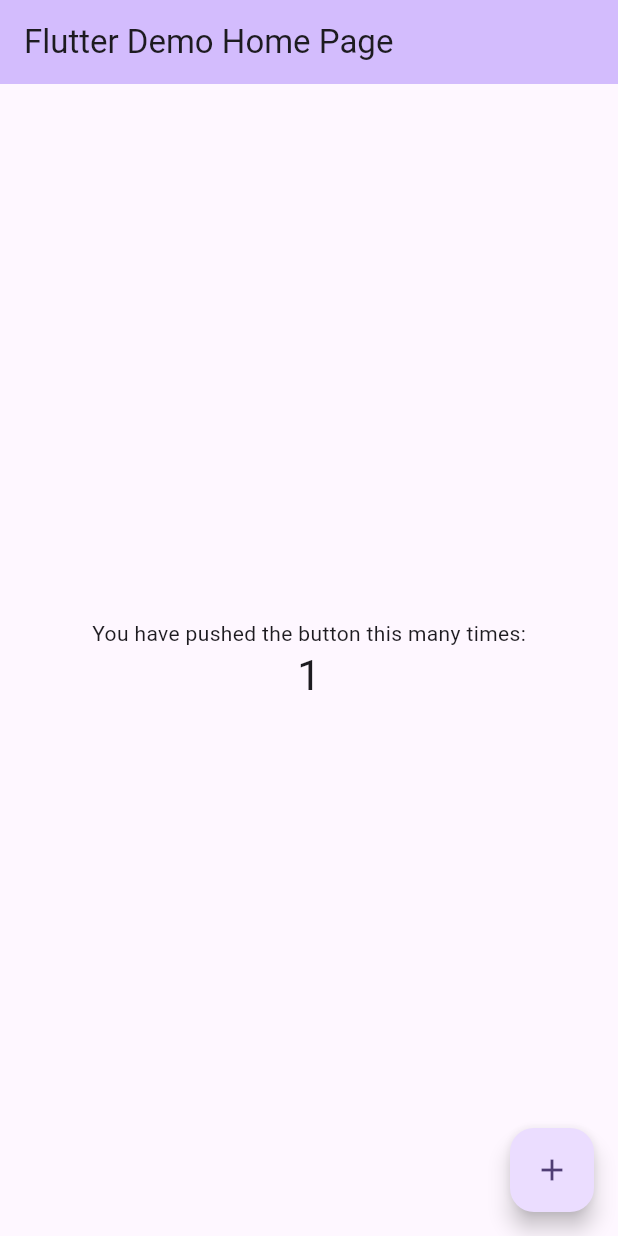
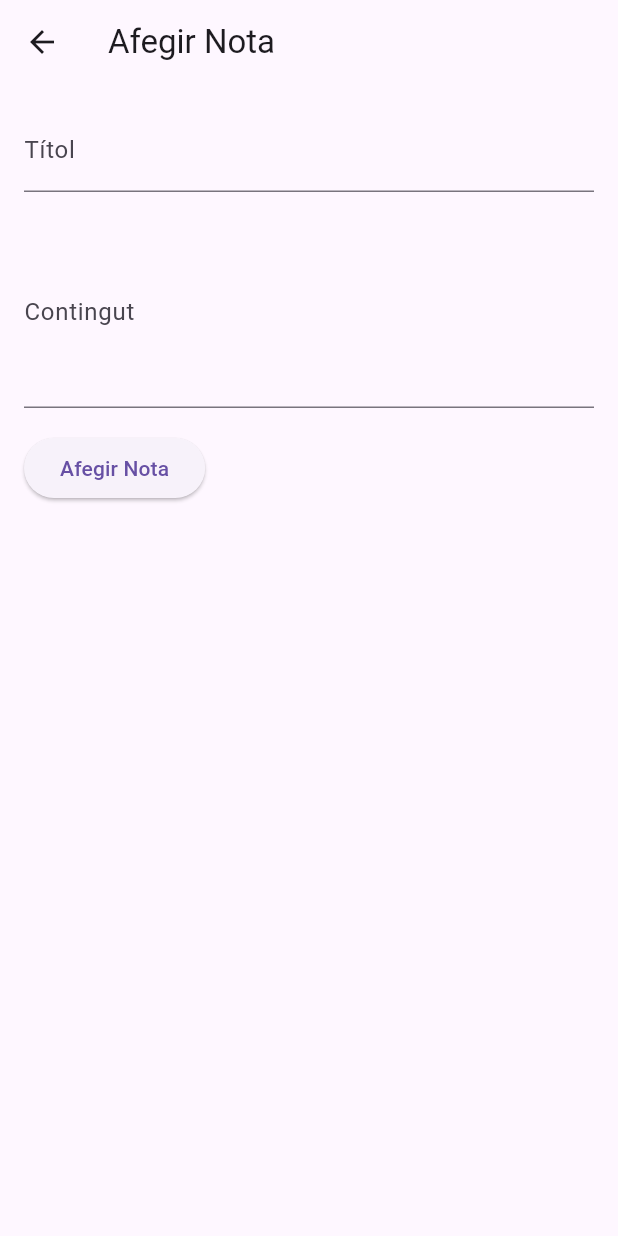
Before and after one commit to JoelGhanemITICBCN/records_app, a Flutter app: the screen it shows after launch, after a tap on the "add" icon, on a phone screen of 412 x 824 dp. Run offline on Flutter 3.47's test engine with Material 3 defaults, Android fonts, the phone set to English and light mode, and no system bars; our stand-ins replace shared_preferences; missing offline and left inert: dart:js.

```diff
--- a/lib/main.dart
+++ b/lib/main.dart
@@ -1,125 +1,310 @@
+// ignore_for_file: use_key_in_widget_constructors, prefer_const_constructors, sized_box_for_whitespace, avoid_print
+
+import 'dart:convert';
+// ignore: unused_import
+import 'dart:js';
+
 import 'package:flutter/material.dart';
+import 'package:provider/provider.dart';
+import 'package:shared_preferences/shared_preferences.dart';
 
 void main() {
-  runApp(const MyApp());
+  runApp(
+    ChangeNotifierProvider(
+      create: (context) => NoteProvider(),
+      child: MyNoteApp(),
+    ),
+  );
 }
 
-class MyApp extends StatelessWidget {
-  const MyApp({super.key});
-
-  // This widget is the root of your application.
+class MyNoteApp extends StatelessWidget {
   @override
   Widget build(BuildContext context) {
     return MaterialApp(
-      title: 'Flutter Demo',
+      title: 'App de records',
+      debugShowCheckedModeBanner: false,
       theme: ThemeData(
-        // This is the theme of your application.
-        //
-        // TRY THIS: Try running your application with "flutter run". You'll see
-        // the application has a blue toolbar. Then, without quitting the app,
-        // try changing the seedColor in the colorScheme below to Colors.green
-        // and then invoke "hot reload" (save your changes or press the "hot
-        // reload" button in a Flutter-supported IDE, or press "r" if you used
-        // the command line to start the app).
-        //
-        // Notice that the counter didn't reset back to zero; the application
-        // state is not lost during the reload. To reset the state, use hot
-        // restart instead.
-        //
-        // This works for code too, not just values: Most code changes can be
-        // tested with just a hot reload.
-        colorScheme: ColorScheme.fromSeed(seedColor: Colors.deepPurple),
-        useMaterial3: true,
+        primarySwatch: Colors.blue,
       ),
-      home: const MyHomePage(title: 'Flutter Demo Home Page'),
+      home: NoteListScreen(),
     );
   }
 }
 
-class MyHomePage extends StatefulWidget {
-  const MyHomePage({super.key, required this.title});
-
-  // This widget is the home page of your application. It is stateful, meaning
-  // that it has a State object (defined below) that contains fields that affect
-  // how it looks.
-
-  // This class is the configuration for the state. It holds the values (in this
-  // case the title) provided by the parent (in this case the App widget) and
-  // used by the build method of the State. Fields in a Widget subclass are
-  // always marked "final".
-
-  final String title;
-
+class NoteListScreen extends StatelessWidget {
   @override
-  State<MyHomePage> createState() => _MyHomePageState();
+  Widget build(BuildContext context) {
+    return Scaffold(
+      appBar: AppBar(
+        title: Center(child: Text('App de records')),
+      ),
+      body: Center(
+        child: Container(
+          width: MediaQuery.of(context).size.width * 0.8,
+          child: NoteListView(),
+        ),
+      ),
+      floatingActionButton: FloatingActionButton(
+        onPressed: () {
+          Navigator.push(
+            context,
+            MaterialPageRoute(
+              builder: (context) => AddNoteScreen(),
+            ),
+          );
+        },
+        child: Icon(Icons.add),
+      ),
+    );
+  }
 }
 
-class _MyHomePageState extends State<MyHomePage> {
-  int _counter = 0;
+class NoteListView extends StatelessWidget {
+  @override
+  Widget build(BuildContext context) {
+    return Consumer<NoteProvider>(
+      builder: (context, provider, child) {
+        List<Note> notes = provider.getNotes();
+        return ListView.builder(
+          itemCount: notes.length,
+          itemBuilder: (context, index) {
+            return Card(
+              child: ListTile(
+                title: Text(notes[index].title),
+                subtitle: Text(notes[index].content),
+                onTap: () {
+                  Navigator.push(
+                    context,
+                    MaterialPageRoute(
+                      builder: (context) => EditNoteScreen(noteIndex: index),
+                    ),
+                  ).then((editedNote) {
+                    if (editedNote != null) {
+                      provider.editNote(index, editedNote);
+                    }
+                  });
+                },
+                onLongPress: () {
+                  showDialog(
+                    context: context,
+                    builder: (BuildContext context) {
+                      return AlertDialog(
+                        title: Text("Eliminar Nota"),
+                        content: Text("Segur que vols eliminar aquesta nota?"),
+                        actions: [
+                          TextButton(
+                            onPressed: () => Navigator.pop(context),
+                            child: Text("Cancel·lar"),
+                          ),
+                          TextButton(
+                            onPressed: () {
+                              provider.deleteNote(index);
+                              Navigator.pop(context);
+                            },
+                            child: Text("Eliminar"),
+                          ),
+                        ],
+                      );
+                    },
+                  );
+                },
+              ),
+            );
+          },
+        );
+      },
+    );
+  }
+}
 
-  void _incrementCounter() {
-    setState(() {
-      // This call to setState tells the Flutter framework that something has
-      // changed in this State, which causes it to rerun the build method below
-      // so that the display can reflect the updated values. If we changed
-      // _counter without calling setState(), then the build method would not be
-      // called again, and so nothing would appear to happen.
-      _counter++;
-    });
+class NoteProvider extends ChangeNotifier {
+  late SharedPreferences _prefs;
+  static const String _key = 'notes';
+
+  List<Note> _notes = [];
+
+  NoteProvider() {
+    _loadNotes();
   }
+
+  List<Note> getNotes() => _notes;
+
+  void addNote(Note note) {
+    _notes.add(note);
+    _saveNotes();
+    notifyListeners();
+  }
+
+  void editNote(int index, Note editedNote) {
+    _notes[index] = editedNote;
+    _saveNotes();
+    notifyListeners();
+  }
+
+  void deleteNote(int index) {
+    _notes.removeAt(index);
+    _saveNotes();
+    notifyListeners();
+  }
+
+  void _loadNotes() async {
+    _prefs = await SharedPreferences.getInstance();
+    String notesString = _prefs.getString(_key) ?? '[]';
+    List<dynamic> notesJson = jsonDecode(notesString);
+    _notes = notesJson.map((note) => Note.fromJson(note)).toList();
+    notifyListeners();
+  }
+
+  void _saveNotes() {
+    List<Map<String, dynamic>> notesJson = _notes.map((note) => note.toJson()).toList();
+    _prefs.setString(_key, jsonEncode(notesJson));
+  }
+}
+
+class AddNoteScreen extends StatelessWidget {
+  final TextEditingController titleController = TextEditingController();
+  final TextEditingController contentController = TextEditingController();
 
   @override
   Widget build(BuildContext context) {
-    // This method is rerun every time setState is called, for instance as done
-    // by the _incrementCounter method above.
-    //
-    // The Flutter framework has been optimized to make rerunning build methods
-    // fast, so that you can just rebuild anything that needs updating rather
-    // than having to individually change instances of widgets.
     return Scaffold(
       appBar: AppBar(
-        // TRY THIS: Try changing the color here to a specific color (to
-        // Colors.amber, perhaps?) and trigger a hot reload to see the AppBar
-        // change color while the other colors stay the same.
-        backgroundColor: Theme.of(context).colorScheme.inversePrimary,
-        // Here we take the value from the MyHomePage object that was created by
-        // the App.build method, and use it to set our appbar title.
-        title: Text(widget.title),
+        title: Text('Afegir Nota'),
       ),
-      body: Center(
-        // Center is a layout widget. It takes a single child and positions it
-        // in the middle of the parent.
+      body: Padding(
+        padding: const EdgeInsets.all(16.0),
         child: Column(
-          // Column is also a layout widget. It takes a list of children and
-          // arranges them vertically. By default, it sizes itself to fit its
-          // children horizontally, and tries to be as tall as its parent.
-          //
-          // Column has various properties to control how it sizes itself and
-          // how it positions its children. Here we use mainAxisAlignment to
-          // center the children vertically; the main axis here is the vertical
-          // axis because Columns are vertical (the cross axis would be
-          // horizontal).
-          //
-          // TRY THIS: Invoke "debug painting" (choose the "Toggle Debug Paint"
-          // action in the IDE, or press "p" in the console), to see the
-          // wireframe for each widget.
-          mainAxisAlignment: MainAxisAlignment.center,
-          children: <Widget>[
-            const Text(
-              'You have pushed the button this many times:',
+          crossAxisAlignment: CrossAxisAlignment.start,
+          children: [
+            TextField(
+              controller: titleController,
+              decoration: InputDecoration(labelText: 'Títol'),
             ),
-            Text(
-              '$_counter',
-              style: Theme.of(context).textTheme.headlineMedium,
+            SizedBox(height: 16),
+            TextField(
+              controller: contentController,
+              decoration: InputDecoration(labelText: 'Contingut'),
+              maxLines: 4,
+            ),
+            SizedBox(height: 16),
+            ElevatedButton(
+              onPressed: () {
+                final provider = Provider.of<NoteProvider>(context, listen: false);
+                provider.addNote(
+                  Note(
+                    title: titleController.text,
+                    content: contentController.text,
+                  ),
+                );
+                Navigator.pop(context); // Cerrar la pantalla de añadir nota
+              },
+              child: Text('Afegir Nota'),
             ),
           ],
         ),
       ),
-      floatingActionButton: FloatingActionButton(
-        onPressed: _incrementCounter,
-        tooltip: 'Increment',
-        child: const Icon(Icons.add),
-      ), // This trailing comma makes auto-formatting nicer for build methods.
     );
   }
 }
+
+class EditNoteScreen extends StatelessWidget {
+  final int noteIndex;
+  final TextEditingController titleController = TextEditingController();
+  final TextEditingController contentController = TextEditingController();
+
+  EditNoteScreen({required this.noteIndex});
+
+  @override
+  Widget build(BuildContext context) {
+    final provider = Provider.of<NoteProvider>(context, listen: false);
+
+     final note = provider.getNotes()[noteIndex];
+    titleController.text = note.title;
+    contentController.text = note.content;
+
+    return Scaffold(
+      appBar: AppBar(
+        title: Text('Editar Nota'),
+      ),
+      body: Padding(
+        padding: const EdgeInsets.all(16.0),
+        child: Column(
+          crossAxisAlignment: CrossAxisAlignment.start,
+          children: [
+            TextField(
+              controller: titleController,
+              decoration: InputDecoration(labelText: 'Títol'),
+            ),
+            SizedBox(height: 16),
+            TextField(
+              controller: contentController,
+              decoration: InputDecoration(labelText: 'Contingut'),
+              maxLines: 4,
+            ),
+            SizedBox(height: 16),
+            ElevatedButton(
+              onPressed: () {
+                provider.editNote(
+                  noteIndex,
+                  Note(
+                    title: titleController.text,
+                    content: contentController.text,
+                  ),
+                );
+                Navigator.pop(context); // Volver a la pantalla anterior
+              },
+              child: Text('Guardar Canvis'),
+            ),
+           ElevatedButton(
+  onPressed: () {
+    showDialog(
+      context: context,
+      builder: (BuildContext context) {
+        return AlertDialog(
+          title: Text("Eliminar Nota"),
+          content: Text("Segur que vols eliminar aquesta nota?"),
+          actions: [
+            TextButton(
+              onPressed: () => Navigator.pop(context),
+              child: Text("Cancel·lar"),
+            ),
+            TextButton(
+              onPressed: () {
+                provider.deleteNote(noteIndex);
+                Navigator.popUntil(context, ModalRoute.withName('/')); // Regresar a la vista principal
+              },
+              child: Text("Eliminar"),
+            ),
+          ],
+        );
+      },
+    );
+  },
+  child: Text('Eliminar Nota'),
+),
+
+          ],
+        ),
+      ),
+    );
+  }
+}
+
+
+class Note {
+  final String title;
+  final String content;
+
+  Note({required this.title, required this.content});
+
+  Map<String, dynamic> toJson() {
+    return {'title': title, 'content': content};
+  }
+
+  factory Note.fromJson(Map<String, dynamic> json) {
+    return Note(
+      title: json['title'],
+      content: json['content'],
+    );
+  }
+}
--- a/pubspec.yaml
+++ b/pubspec.yaml
@@ -35,6 +35,8 @@ dependencies:
   # The following adds the Cupertino Icons font to your application.
   # Use with the CupertinoIcons class for iOS style icons.
   cupertino_icons: ^1.0.2
+  provider: ^6.1.1
+  shared_preferences: ^2.2.2
 
 dev_dependencies:
   flutter_test:
@@ -45,7 +47,7 @@ dev_dependencies:
   # activated in the `analysis_options.yaml` file located at the root of your
   # package. See that file for information about deactivating specific lint
   # rules and activating additional ones.
-  flutter_lints: ^2.0.0
+  flutter_lints: ^3.0.1
 
 # For information on the generic Dart part of this file, see the
 # following page: https://dart.dev/tools/pub/pubspec
```
Also changed, not shown: pubspec.lock, 2 other files.
